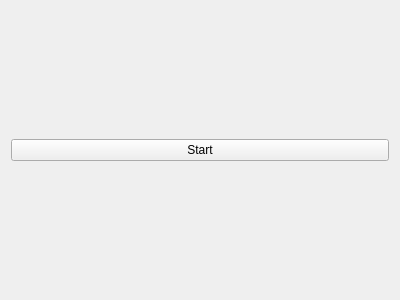
Old version of the form PomodoroWidget.ui in the repository tkyashiro/Timer.
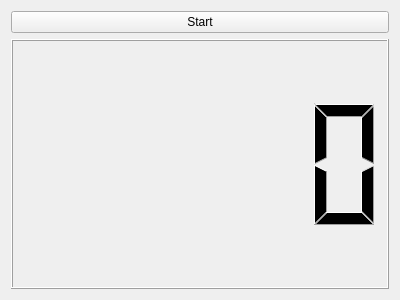
New version of the form.

The edit to the form file:
```diff
--- a/PomodoroWidget.ui
+++ b/PomodoroWidget.ui
@@ -21,6 +21,9 @@
      </property>
     </widget>
    </item>
+   <item row="1" column="0">
+    <widget class="QLCDNumber" name="lcdNumber"/>
+   </item>
   </layout>
  </widget>
  <resources/>
```
